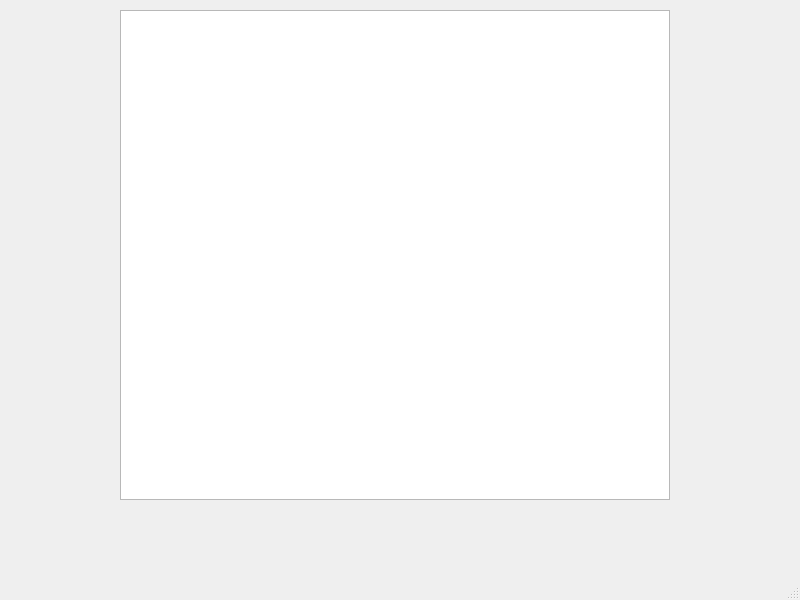
First picture: the form in Ejecutable/mainwindow.ui, repository Manueleorjuela/Proyecto-Final, before the edit.
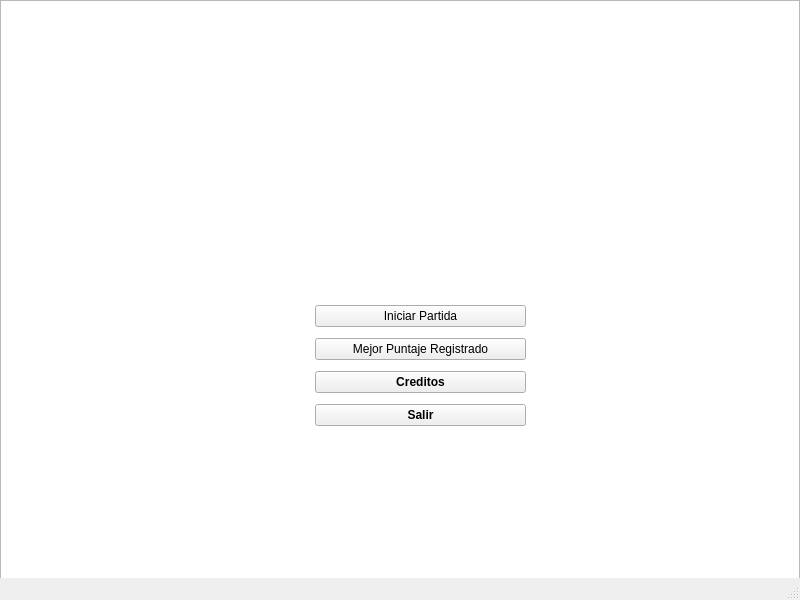
Second picture: the form after the edit.

What changed in the file:
```diff
--- a/Ejecutable/mainwindow.ui
+++ b/Ejecutable/mainwindow.ui
@@ -17,13 +17,75 @@
    <widget class="QGraphicsView" name="graphicsView">
     <property name="geometry">
      <rect>
-      <x>120</x>
-      <y>10</y>
-      <width>550</width>
-      <height>490</height>
+      <x>0</x>
+      <y>0</y>
+      <width>800</width>
+      <height>600</height>
      </rect>
     </property>
    </widget>
+   <widget class="QWidget" name="Menu" native="true">
+    <property name="geometry">
+     <rect>
+      <x>315</x>
+      <y>300</y>
+      <width>211</width>
+      <height>131</height>
+     </rect>
+    </property>
+    <layout class="QVBoxLayout" name="verticalLayout_3">
+     <item>
+      <widget class="QPushButton" name="Iniciar_Partida">
+       <property name="font">
+        <font>
+         <family>System</family>
+        </font>
+       </property>
+       <property name="text">
+        <string>Iniciar Partida</string>
+       </property>
+      </widget>
+     </item>
+     <item>
+      <widget class="QPushButton" name="Registros">
+       <property name="font">
+        <font>
+         <family>System</family>
+        </font>
+       </property>
+       <property name="text">
+        <string>Mejor Puntaje Registrado</string>
+       </property>
+      </widget>
+     </item>
+     <item>
+      <widget class="QPushButton" name="Creditos">
+       <property name="font">
+        <font>
+         <family>System</family>
+         <bold>true</bold>
+        </font>
+       </property>
+       <property name="text">
+        <string>Creditos</string>
+       </property>
+      </widget>
+     </item>
+     <item>
+      <widget class="QPushButton" name="Salir">
+       <property name="font">
+        <font>
+         <family>System</family>
+         <bold>true</bold>
+        </font>
+       </property>
+       <property name="text">
+        <string>Salir</string>
+       </property>
+      </widget>
+     </item>
+    </layout>
+   </widget>
   </widget>
   <widget class="QStatusBar" name="statusbar"/>
  </widget>
```
